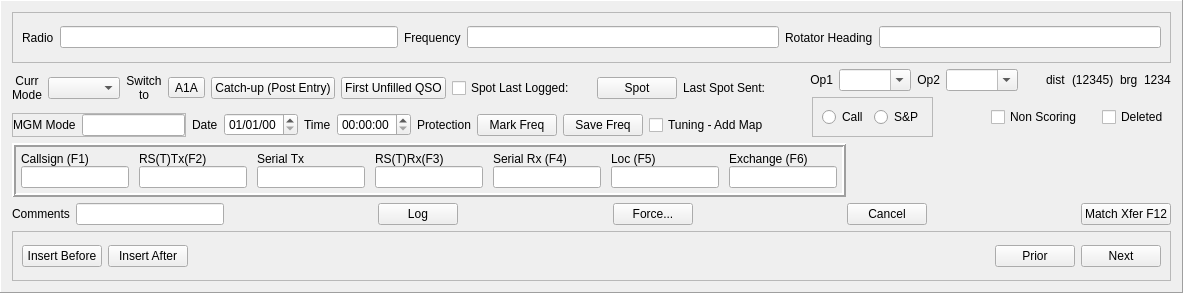
Qt form mqt/MqtLogger/qsologframe.ui (Rsclub22/Minos2-Mirror) before a commit.
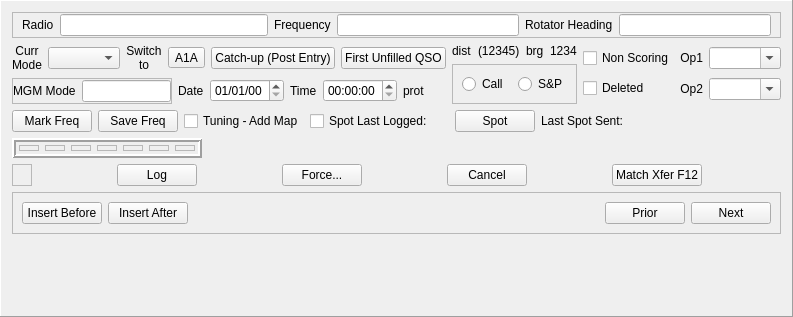
The same form after that commit. Custom widgets are drawn as their Qt base class.

Commit message: Move it all round to try and make the display clearer and more compact

The edit to the form file:
```diff
--- a/mqt/MqtLogger/qsologframe.ui
+++ b/mqt/MqtLogger/qsologframe.ui
@@ -6,8 +6,8 @@
    <rect>
     <x>0</x>
     <y>0</y>
-    <width>1183</width>
-    <height>293</height>
+    <width>754</width>
+    <height>317</height>
    </rect>
   </property>
   <property name="minimumSize">
@@ -28,7 +28,7 @@
   <property name="midLineWidth">
    <number>1</number>
   </property>
-  <layout class="QVBoxLayout" name="verticalLayout">
+  <layout class="QVBoxLayout" name="verticalLayout_5">
    <item>
     <widget class="QFrame" name="radioDetailsFrame">
      <property name="frameShape">
@@ -111,11 +111,11 @@
     </widget>
    </item>
    <item>
-    <layout class="QHBoxLayout" name="horizontalLayout_6">
+    <layout class="QHBoxLayout" name="horizontalLayout_19">
      <item>
       <layout class="QVBoxLayout" name="verticalLayout_2">
        <item>
-        <layout class="QHBoxLayout" name="horizontalLayout_4">
+        <layout class="QHBoxLayout" name="horizontalLayout_6">
          <item>
           <layout class="QHBoxLayout" name="horizontalLayout_2">
            <item>
@@ -182,55 +182,6 @@
            </property>
           </widget>
          </item>
-         <item>
-          <layout class="QHBoxLayout" name="horizontalLayout_17">
-           <item>
-            <layout class="QHBoxLayout" name="horizontalLayout_16">
-             <item>
-              <widget class="QCheckBox" name="lastLoggedChkBx">
-               <property name="focusPolicy">
-                <enum>Qt::NoFocus</enum>
-               </property>
-               <property name="text">
-                <string>Spot Last Logged: </string>
-               </property>
-              </widget>
-             </item>
-             <item>
-              <widget class="QLabel" name="lastLoggedCallsignLbl">
-               <property name="text">
-                <string/>
-               </property>
-              </widget>
-             </item>
-             <item>
-              <widget class="QPushButton" name="spotPb">
-               <property name="focusPolicy">
-                <enum>Qt::NoFocus</enum>
-               </property>
-               <property name="text">
-                <string>Spot</string>
-               </property>
-              </widget>
-             </item>
-            </layout>
-           </item>
-           <item>
-            <widget class="QLabel" name="lastSpotSentTitleLbl">
-             <property name="text">
-              <string>Last Spot Sent: </string>
-             </property>
-            </widget>
-           </item>
-           <item>
-            <widget class="QLabel" name="lastSpotSentLbl">
-             <property name="text">
-              <string/>
-             </property>
-            </widget>
-           </item>
-          </layout>
-         </item>
          <item>
           <spacer name="horizontalSpacer">
            <property name="orientation">
@@ -247,7 +198,7 @@
         </layout>
        </item>
        <item>
-        <layout class="QHBoxLayout" name="horizontalLayout_5">
+        <layout class="QHBoxLayout" name="horizontalLayout_15">
          <item>
           <widget class="QFrame" name="MGMSubModeFrame">
            <property name="minimumSize">
@@ -335,46 +286,12 @@
          <item>
           <widget class="QLabel" name="protectionLabel">
            <property name="text">
-            <string>Protection</string>
+            <string>prot</string>
            </property>
           </widget>
          </item>
          <item>
-          <layout class="QHBoxLayout" name="horizontalLayout_15">
-           <item>
-            <widget class="QPushButton" name="bandmapMarkFreqPb">
-             <property name="focusPolicy">
-              <enum>Qt::NoFocus</enum>
-             </property>
-             <property name="text">
-              <string>Mark Freq</string>
-             </property>
-            </widget>
-           </item>
-           <item>
-            <widget class="QPushButton" name="bandmapSaveFreqPb">
-             <property name="focusPolicy">
-              <enum>Qt::NoFocus</enum>
-             </property>
-             <property name="text">
-              <string>Save Freq</string>
-             </property>
-            </widget>
-           </item>
-          </layout>
-         </item>
-         <item>
-          <widget class="QCheckBox" name="tuningAddMapChkBox">
-           <property name="focusPolicy">
-            <enum>Qt::NoFocus</enum>
-           </property>
-           <property name="text">
-            <string>Tuning - Add Map</string>
-           </property>
-          </widget>
-         </item>
-         <item>
-          <spacer name="horizontalSpacer_5">
+          <spacer name="horizontalSpacer_2">
            <property name="orientation">
             <enum>Qt::Horizontal</enum>
            </property>
@@ -391,62 +308,9 @@
       </layout>
      </item>
      <item>
-      <layout class="QVBoxLayout" name="verticalLayout_10">
+      <layout class="QVBoxLayout" name="verticalLayout_3">
        <item>
         <layout class="QHBoxLayout" name="horizontalLayout">
-         <item>
-          <widget class="QLabel" name="OperatorLabel">
-           <property name="text">
-            <string>Op1</string>
-           </property>
-           <property name="alignment">
-            <set>Qt::AlignRight|Qt::AlignTrailing|Qt::AlignVCenter</set>
-           </property>
-          </widget>
-         </item>
-         <item>
-          <widget class="QComboBox" name="MainOpComboBox">
-           <property name="focusPolicy">
-            <enum>Qt::ClickFocus</enum>
-           </property>
-           <property name="editable">
-            <bool>true</bool>
-           </property>
-          </widget>
-         </item>
-         <item>
-          <widget class="QLabel" name="SecondOpLabel">
-           <property name="text">
-            <string>Op2</string>
-           </property>
-           <property name="alignment">
-            <set>Qt::AlignRight|Qt::AlignTrailing|Qt::AlignVCenter</set>
-           </property>
-          </widget>
-         </item>
-         <item>
-          <widget class="QComboBox" name="SecondOpComboBox">
-           <property name="focusPolicy">
-            <enum>Qt::ClickFocus</enum>
-           </property>
-           <property name="editable">
-            <bool>true</bool>
-           </property>
-          </widget>
-         </item>
-         <item>
-          <spacer name="horizontalSpacer_13">
-           <property name="orientation">
-            <enum>Qt::Horizontal</enum>
-           </property>
-           <property name="sizeHint" stdset="0">
-            <size>
-             <width>40</width>
-             <height>20</height>
-            </size>
-           </property>
-          </spacer>
-         </item>
          <item>
           <widget class="QLabel" name="label_4">
            <property name="text">
@@ -484,113 +348,236 @@
         </layout>
        </item>
        <item>
-        <layout class="QHBoxLayout" name="horizontalLayout_3">
-         <property name="spacing">
-          <number>0</number>
+        <widget class="QFrame" name="tabSandPframe">
+         <property name="minimumSize">
+          <size>
+           <width>0</width>
+           <height>0</height>
+          </size>
          </property>
-         <property name="leftMargin">
-          <number>2</number>
+         <property name="focusPolicy">
+          <enum>Qt::NoFocus</enum>
          </property>
-         <property name="rightMargin">
-          <number>2</number>
+         <property name="frameShape">
+          <enum>QFrame::StyledPanel</enum>
          </property>
+         <property name="frameShadow">
+          <enum>QFrame::Raised</enum>
+         </property>
+         <layout class="QHBoxLayout" name="horizontalLayout_3">
+          <item>
+           <widget class="QRadioButton" name="callRb">
+            <property name="focusPolicy">
+             <enum>Qt::NoFocus</enum>
+            </property>
+            <property name="text">
+             <string>Call</string>
+            </property>
+            <attribute name="buttonGroup">
+             <string notr="true">SandPbuttonGroup</string>
+            </attribute>
+           </widget>
+          </item>
+          <item>
+           <widget class="QRadioButton" name="SandPrb">
+            <property name="focusPolicy">
+             <enum>Qt::NoFocus</enum>
+            </property>
+            <property name="text">
+             <string>S&amp;&amp;P</string>
+            </property>
+            <attribute name="buttonGroup">
+             <string notr="true">SandPbuttonGroup</string>
+            </attribute>
+           </widget>
+          </item>
+         </layout>
+        </widget>
+       </item>
+      </layout>
+     </item>
+     <item>
+      <layout class="QVBoxLayout" name="verticalLayout_4">
+       <item>
+        <widget class="QCheckBox" name="NonScoreCheckBox">
+         <property name="focusPolicy">
+          <enum>Qt::NoFocus</enum>
+         </property>
+         <property name="text">
+          <string>Non Scoring</string>
+         </property>
+        </widget>
+       </item>
+       <item>
+        <widget class="QCheckBox" name="DeletedCheckBox">
+         <property name="focusPolicy">
+          <enum>Qt::NoFocus</enum>
+         </property>
+         <property name="text">
+          <string>Deleted</string>
+         </property>
+        </widget>
+       </item>
+      </layout>
+     </item>
+     <item>
+      <layout class="QVBoxLayout" name="verticalLayout">
+       <item>
+        <layout class="QHBoxLayout" name="horizontalLayout_17">
          <item>
-          <widget class="QFrame" name="tabSandPframe">
-           <property name="minimumSize">
-            <size>
-             <width>0</width>
-             <height>0</height>
-            </size>
+          <widget class="QLabel" name="OperatorLabel">
+           <property name="text">
+            <string>Op1</string>
            </property>
-           <property name="focusPolicy">
-            <enum>Qt::NoFocus</enum>
+           <property name="alignment">
+            <set>Qt::AlignRight|Qt::AlignTrailing|Qt::AlignVCenter</set>
            </property>
-           <property name="frameShape">
-            <enum>QFrame::StyledPanel</enum>
-           </property>
-           <property name="frameShadow">
-            <enum>QFrame::Raised</enum>
-           </property>
-           <layout class="QHBoxLayout" name="horizontalLayout_19">
-            <item>
-             <widget class="QRadioButton" name="callRb">
-              <property name="focusPolicy">
-               <enum>Qt::NoFocus</enum>
-              </property>
-              <property name="text">
-               <string>Call</string>
-              </property>
-              <attribute name="buttonGroup">
-               <string notr="true">SandPbuttonGroup</string>
-              </attribute>
-             </widget>
-            </item>
-            <item>
-             <widget class="QRadioButton" name="SandPrb">
-              <property name="focusPolicy">
-               <enum>Qt::NoFocus</enum>
-              </property>
-              <property name="text">
-               <string>S&amp;&amp;P</string>
-              </property>
-              <attribute name="buttonGroup">
-               <string notr="true">SandPbuttonGroup</string>
-              </attribute>
-             </widget>
-            </item>
-           </layout>
           </widget>
          </item>
          <item>
-          <spacer name="horizontalSpacer_8">
-           <property name="orientation">
-            <enum>Qt::Horizontal</enum>
-           </property>
-           <property name="sizeHint" stdset="0">
-            <size>
-             <width>40</width>
-             <height>20</height>
-            </size>
-           </property>
-          </spacer>
-         </item>
-         <item>
-          <widget class="QCheckBox" name="NonScoreCheckBox">
+          <widget class="QComboBox" name="MainOpComboBox">
            <property name="focusPolicy">
             <enum>Qt::NoFocus</enum>
            </property>
-           <property name="text">
-            <string>Non Scoring</string>
+           <property name="editable">
+            <bool>true</bool>
            </property>
           </widget>
          </item>
+        </layout>
+       </item>
+       <item>
+        <layout class="QHBoxLayout" name="horizontalLayout_20">
          <item>
-          <spacer name="horizontalSpacer_2">
-           <property name="orientation">
-            <enum>Qt::Horizontal</enum>
+          <widget class="QLabel" name="SecondOpLabel">
+           <property name="text">
+            <string>Op2</string>
            </property>
-           <property name="sizeType">
-            <enum>QSizePolicy::Preferred</enum>
+           <property name="alignment">
+            <set>Qt::AlignRight|Qt::AlignTrailing|Qt::AlignVCenter</set>
            </property>
-           <property name="sizeHint" stdset="0">
-            <size>
-             <width>20</width>
-             <height>20</height>
-            </size>
-           </property>
-          </spacer>
+          </widget>
          </item>
          <item>
-          <widget class="QCheckBox" name="DeletedCheckBox">
+          <widget class="QComboBox" name="SecondOpComboBox">
            <property name="focusPolicy">
             <enum>Qt::NoFocus</enum>
            </property>
-           <property name="text">
-            <string>Deleted</string>
+           <property name="editable">
+            <bool>true</bool>
            </property>
           </widget>
          </item>
         </layout>
+       </item>
+      </layout>
+     </item>
+     <item>
+      <spacer name="horizontalSpacer_6">
+       <property name="orientation">
+        <enum>Qt::Horizontal</enum>
+       </property>
+       <property name="sizeHint" stdset="0">
+        <size>
+         <width>40</width>
+         <height>20</height>
+        </size>
+       </property>
+      </spacer>
+     </item>
+    </layout>
+   </item>
+   <item>
+    <layout class="QHBoxLayout" name="horizontalLayout_16">
+     <item>
+      <layout class="QHBoxLayout" name="horizontalLayout_5">
+       <item>
+        <widget class="QPushButton" name="bandmapMarkFreqPb">
+         <property name="focusPolicy">
+          <enum>Qt::NoFocus</enum>
+         </property>
+         <property name="text">
+          <string>Mark Freq</string>
+         </property>
+        </widget>
+       </item>
+       <item>
+        <widget class="QPushButton" name="bandmapSaveFreqPb">
+         <property name="focusPolicy">
+          <enum>Qt::NoFocus</enum>
+         </property>
+         <property name="text">
+          <string>Save Freq</string>
+         </property>
+        </widget>
+       </item>
+       <item>
+        <widget class="QCheckBox" name="tuningAddMapChkBox">
+         <property name="focusPolicy">
+          <enum>Qt::NoFocus</enum>
+         </property>
+         <property name="text">
+          <string>Tuning - Add Map</string>
+         </property>
+        </widget>
+       </item>
+      </layout>
+     </item>
+     <item>
+      <layout class="QHBoxLayout" name="horizontalLayout_4">
+       <item>
+        <widget class="QCheckBox" name="lastLoggedChkBx">
+         <property name="focusPolicy">
+          <enum>Qt::NoFocus</enum>
+         </property>
+         <property name="text">
+          <string>Spot Last Logged: </string>
+         </property>
+        </widget>
+       </item>
+       <item>
+        <widget class="QLabel" name="lastLoggedCallsignLbl">
+         <property name="text">
+          <string/>
+         </property>
+        </widget>
+       </item>
+       <item>
+        <widget class="QPushButton" name="spotPb">
+         <property name="focusPolicy">
+          <enum>Qt::NoFocus</enum>
+         </property>
+         <property name="text">
+          <string>Spot</string>
+         </property>
+        </widget>
+       </item>
+       <item>
+        <widget class="QLabel" name="lastSpotSentTitleLbl">
+         <property name="text">
+          <string>Last Spot Sent: </string>
+         </property>
+        </widget>
+       </item>
+       <item>
+        <widget class="QLabel" name="lastSpotSentLbl">
+         <property name="text">
+          <string/>
+         </property>
+        </widget>
+       </item>
+       <item>
+        <spacer name="horizontalSpacer_5">
+         <property name="orientation">
+          <enum>Qt::Horizontal</enum>
+         </property>
+         <property name="sizeHint" stdset="0">
+          <size>
+           <width>40</width>
+           <height>20</height>
+          </size>
+         </property>
+        </spacer>
        </item>
       </layout>
      </item>
@@ -623,272 +610,94 @@
          <number>3</number>
         </property>
         <item>
-         <widget class="QFrame" name="CallsignFrame">
-          <layout class="QVBoxLayout" name="callsignLayout">
-           <property name="spacing">
-            <number>0</number>
-           </property>
-           <property name="leftMargin">
-            <number>2</number>
-           </property>
-           <property name="topMargin">
-            <number>2</number>
-           </property>
-           <property name="rightMargin">
-            <number>2</number>
-           </property>
-           <property name="bottomMargin">
-            <number>2</number>
-           </property>
-           <item>
-            <widget class="QLabel" name="Callsignlabel">
-             <property name="text">
-              <string>Callsign (F1)</string>
-             </property>
-            </widget>
-           </item>
-           <item>
-            <widget class="QLineEdit" name="CallsignEdit">
-             <property name="inputMask">
-              <string/>
-             </property>
-             <property name="clearButtonEnabled">
-              <bool>true</bool>
-             </property>
-            </widget>
-           </item>
-          </layout>
+         <widget class="QSOTextEditFrame" name="CallsignFrame">
+          <property name="minimumSize">
+           <size>
+            <width>20</width>
+            <height>0</height>
+           </size>
+          </property>
+          <property name="frameShape">
+           <enum>QFrame::StyledPanel</enum>
+          </property>
          </widget>
         </item>
         <item>
-         <widget class="QFrame" name="RSTTxFrame">
-          <layout class="QVBoxLayout" name="verticalLayout_4">
-           <property name="spacing">
-            <number>0</number>
-           </property>
-           <property name="leftMargin">
-            <number>2</number>
-           </property>
-           <property name="topMargin">
-            <number>2</number>
-           </property>
-           <property name="rightMargin">
-            <number>2</number>
-           </property>
-           <property name="bottomMargin">
-            <number>2</number>
-           </property>
-           <item>
-            <widget class="QLabel" name="RSTTXLabel">
-             <property name="text">
-              <string>RS(T)Tx(F2)</string>
-             </property>
-            </widget>
-           </item>
-           <item>
-            <widget class="QLineEdit" name="RSTTXEdit">
-             <property name="inputMask">
-              <string/>
-             </property>
-             <property name="clearButtonEnabled">
-              <bool>true</bool>
-             </property>
-            </widget>
-           </item>
-          </layout>
+         <widget class="QSOTextEditFrame" name="RSTTxFrame">
+          <property name="minimumSize">
+           <size>
+            <width>20</width>
+            <height>0</height>
+           </size>
+          </property>
+          <property name="frameShape">
+           <enum>QFrame::StyledPanel</enum>
+          </property>
          </widget>
         </item>
         <item>
-         <widget class="QFrame" name="SerTxFrame">
-          <layout class="QVBoxLayout" name="verticalLayout_5">
-           <property name="spacing">
-            <number>0</number>
-           </property>
-           <property name="leftMargin">
-            <number>2</number>
-           </property>
-           <property name="topMargin">
-            <number>2</number>
-           </property>
-           <property name="rightMargin">
-            <number>2</number>
-           </property>
-           <property name="bottomMargin">
-            <number>2</number>
-           </property>
-           <item>
-            <widget class="QLabel" name="SerTXLabel">
-             <property name="text">
-              <string>Serial Tx</string>
-             </property>
-            </widget>
-           </item>
-           <item>
-            <widget class="QLineEdit" name="SerTXEdit">
-             <property name="focusPolicy">
-              <enum>Qt::ClickFocus</enum>
-             </property>
-             <property name="inputMask">
-              <string/>
-             </property>
-             <property name="clearButtonEnabled">
-              <bool>false</bool>
-             </property>
-            </widget>
-           </item>
-          </layout>
+         <widget class="QSOTextEditFrame" name="SerTxFrame">
+          <property name="minimumSize">
+           <size>
+            <width>20</width>
+            <height>0</height>
+           </size>
+          </property>
+          <property name="frameShape">
+           <enum>QFrame::StyledPanel</enum>
+          </property>
          </widget>
         </item>
         <item>
-         <widget class="QFrame" name="RSTRxFrame">
-          <layout class="QVBoxLayout" name="verticalLayout_6">
-           <property name="spacing">
-            <number>0</number>
-           </property>
-           <property name="leftMargin">
-            <number>2</number>
-           </property>
-           <property name="topMargin">
-            <number>2</number>
-           </property>
-           <property name="rightMargin">
-            <number>2</number>
-           </property>
-           <property name="bottomMargin">
-            <number>2</number>
-           </property>
-           <item>
-            <widget class="QLabel" name="RSTRXLabel">
-             <property name="text">
-              <string>RS(T)Rx(F3)</string>
-             </property>
-            </widget>
-           </item>
-           <item>
-            <widget class="QLineEdit" name="RSTRXEdit">
-             <property name="inputMask">
-              <string/>
-             </property>
-             <property name="clearButtonEnabled">
-              <bool>true</bool>
-             </property>
-            </widget>
-           </item>
-          </layout>
+         <widget class="QSOTextEditFrame" name="RSTRxFrame">
+          <property name="minimumSize">
+           <size>
+            <width>20</width>
+            <height>0</height>
+           </size>
+          </property>
+          <property name="frameShape">
+           <enum>QFrame::StyledPanel</enum>
+          </property>
          </widget>
         </item>
         <item>
-         <widget class="QWidget" name="SerRxFrame" native="true">
-          <layout class="QVBoxLayout" name="verticalLayout_7">
-           <property name="spacing">
-            <number>0</number>
-           </property>
-           <property name="leftMargin">
-            <number>2</number>
-           </property>
-           <property name="topMargin">
-            <number>2</number>
-           </property>
-           <property name="rightMargin">
-            <number>2</number>
-           </property>
-           <property name="bottomMargin">
-            <number>2</number>
-           </property>
-           <item>
-            <widget class="QLabel" name="SerRXLabel">
-             <property name="text">
-              <string>Serial Rx (F4)</string>
-             </property>
-            </widget>
-           </item>
-           <item>
-            <widget class="QLineEdit" name="SerRXEdit">
-             <property name="inputMask">
-              <string/>
-             </property>
-             <property name="clearButtonEnabled">
-              <bool>true</bool>
-             </property>
-            </widget>
-           </item>
-          </layout>
+         <widget class="QSOTextEditFrame" name="SerRxFrame">
+          <property name="minimumSize">
+           <size>
+            <width>20</width>
+            <height>0</height>
+           </size>
+          </property>
+          <property name="frameShape">
+           <enum>QFrame::StyledPanel</enum>
+          </property>
          </widget>
         </item>
         <item>
-         <widget class="QFrame" name="LocFrame">
-          <layout class="QVBoxLayout" name="verticalLayout_8">
-           <property name="spacing">
-            <number>0</number>
-           </property>
-           <property name="leftMargin">
-            <number>2</number>
-           </property>
-           <property name="topMargin">
-            <number>2</number>
-           </property>
-           <property name="rightMargin">
-            <number>2</number>
-           </property>
-           <property name="bottomMargin">
-            <number>2</number>
-           </property>
-           <item>
-            <widget class="QLabel" name="LocLabel">
-             <property name="text">
-              <string>Loc (F5)</string>
-             </property>
-            </widget>
-           </item>
-           <item>
-            <widget class="QLineEdit" name="LocEdit">
-             <property name="inputMask">
-              <string/>
-             </property>
-             <property name="clearButtonEnabled">
-              <bool>true</bool>
-             </property>
-            </widget>
-           </item>
-          </layout>
+         <widget class="QSOTextEditFrame" name="LocFrame">
+          <property name="minimumSize">
+           <size>
+            <width>20</width>
+            <height>0</height>
+           </size>
+          </property>
+          <property name="frameShape">
+           <enum>QFrame::StyledPanel</enum>
+          </property>
          </widget>
         </item>
         <item>
-         <widget class="QWidget" name="QTHFrame" native="true">
-          <layout class="QVBoxLayout" name="verticalLayout_9">
-           <property name="spacing">
-            <number>0</number>
-           </property>
-           <property name="leftMargin">
-            <number>2</number>
-           </property>
-           <property name="topMargin">
-            <number>2</number>
-           </property>
-           <property name="rightMargin">
-            <number>2</number>
-           </property>
-           <property name="bottomMargin">
-            <number>2</number>
-           </property>
-           <item>
-            <widget class="QLabel" name="QTHLabel">
-             <property name="text">
-              <string>Exchange (F6)</string>
-             </property>
-            </widget>
-           </item>
-           <item>
-            <widget class="QLineEdit" name="QTHEdit">
-             <property name="inputMask">
-              <string/>
-             </property>
-             <property name="clearButtonEnabled">
-              <bool>true</bool>
-             </property>
-            </widget>
-           </item>
-          </layout>
+         <widget class="QSOTextEditFrame" name="QTHFrame">
+          <property name="minimumSize">
+           <size>
+            <width>20</width>
+            <height>0</height>
+           </size>
+          </property>
+          <property name="frameShape">
+           <enum>QFrame::StyledPanel</enum>
+          </property>
          </widget>
         </item>
        </layout>
@@ -912,19 +721,18 @@
    <item>
     <layout class="QHBoxLayout" name="horizontalLayout_9">
      <item>
-      <widget class="QLabel" name="CommentsLabel">
-       <property name="text">
-        <string>Comments</string>
+      <widget class="QSOTextEditFrame" name="commentsFrame">
+       <property name="minimumSize">
+        <size>
+         <width>20</width>
+         <height>0</height>
+        </size>
        </property>
-      </widget>
-     </item>
-     <item>
-      <widget class="QLineEdit" name="CommentsEdit">
-       <property name="inputMask">
-        <string/>
+       <property name="frameShape">
+        <enum>QFrame::StyledPanel</enum>
        </property>
-       <property name="clearButtonEnabled">
-        <bool>true</bool>
+       <property name="frameShadow">
+        <enum>QFrame::Raised</enum>
        </property>
       </widget>
      </item>
@@ -935,7 +743,7 @@
        </property>
        <property name="sizeHint" stdset="0">
         <size>
-         <width>40</width>
+         <width>10</width>
          <height>20</height>
         </size>
        </property>
@@ -961,7 +769,7 @@
        </property>
        <property name="sizeHint" stdset="0">
         <size>
-         <width>40</width>
+         <width>10</width>
          <height>20</height>
         </size>
        </property>
@@ -993,7 +801,7 @@
        </property>
        <property name="sizeHint" stdset="0">
         <size>
-         <width>40</width>
+         <width>10</width>
          <height>20</height>
         </size>
        </property>
@@ -1016,7 +824,7 @@
        </property>
        <property name="sizeHint" stdset="0">
         <size>
-         <width>40</width>
+         <width>10</width>
          <height>20</height>
         </size>
        </property>
@@ -1035,6 +843,19 @@
        </property>
       </widget>
      </item>
+     <item>
+      <spacer name="horizontalSpacer_7">
+       <property name="orientation">
+        <enum>Qt::Horizontal</enum>
+       </property>
+       <property name="sizeHint" stdset="0">
+        <size>
+         <width>10</width>
+         <height>20</height>
+        </size>
+       </property>
+      </spacer>
+     </item>
     </layout>
    </item>
    <item>
@@ -1102,8 +923,29 @@
      </layout>
     </widget>
    </item>
+   <item>
+    <spacer name="verticalSpacer">
+     <property name="orientation">
+      <enum>Qt::Vertical</enum>
+     </property>
+     <property name="sizeHint" stdset="0">
+      <size>
+       <width>20</width>
+       <height>40</height>
+      </size>
+     </property>
+    </spacer>
+   </item>
   </layout>
  </widget>
+ <customwidgets>
+  <customwidget>
+   <class>QSOTextEditFrame</class>
+   <extends>QFrame</extends>
+   <header>QSOTextEditFrame.h</header>
+   <container>1</container>
+  </customwidget>
+ </customwidgets>
  <resources/>
  <connections/>
  <buttongroups>
```
Left out of the diff: 4 changed lines with no effect on the pictures.
